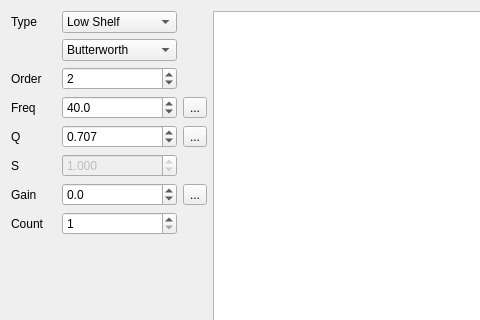
The window that src/main/python/ui/filter.ui (3ll3d00d/beqdesigner) describes before a commit, drawn with Qt 5; both pictures show x 0 to 480 and y 0 to 320 of the 1390 by 665 pixel window.
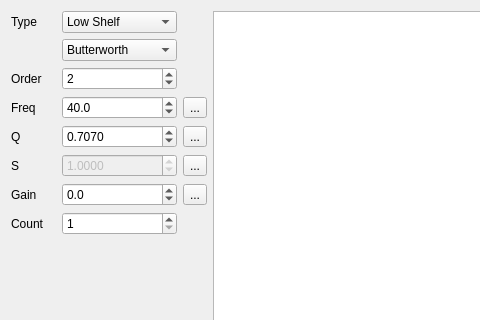
The same window after the commit. Custom widgets are drawn as their Qt base class.

Diff of the .ui file:
```diff
--- a/src/main/python/ui/filter.ui
+++ b/src/main/python/ui/filter.ui
@@ -86,7 +86,7 @@
      <item row="4" column="1">
       <widget class="QDoubleSpinBox" name="filterQ">
        <property name="decimals">
-        <number>3</number>
+        <number>4</number>
        </property>
        <property name="minimum">
         <double>0.001000000000000</double>
@@ -230,7 +230,7 @@
         <bool>false</bool>
        </property>
        <property name="decimals">
-        <number>3</number>
+        <number>4</number>
        </property>
        <property name="minimum">
         <double>0.100000000000000</double>
@@ -274,6 +274,13 @@
        </property>
       </widget>
      </item>
+     <item row="5" column="2">
+      <widget class="QToolButton" name="sStepButton">
+       <property name="text">
+        <string>...</string>
+       </property>
+      </widget>
+     </item>
     </layout>
    </item>
   </layout>
```
Left out of the diff: 243 changed lines with no effect on the pictures.
